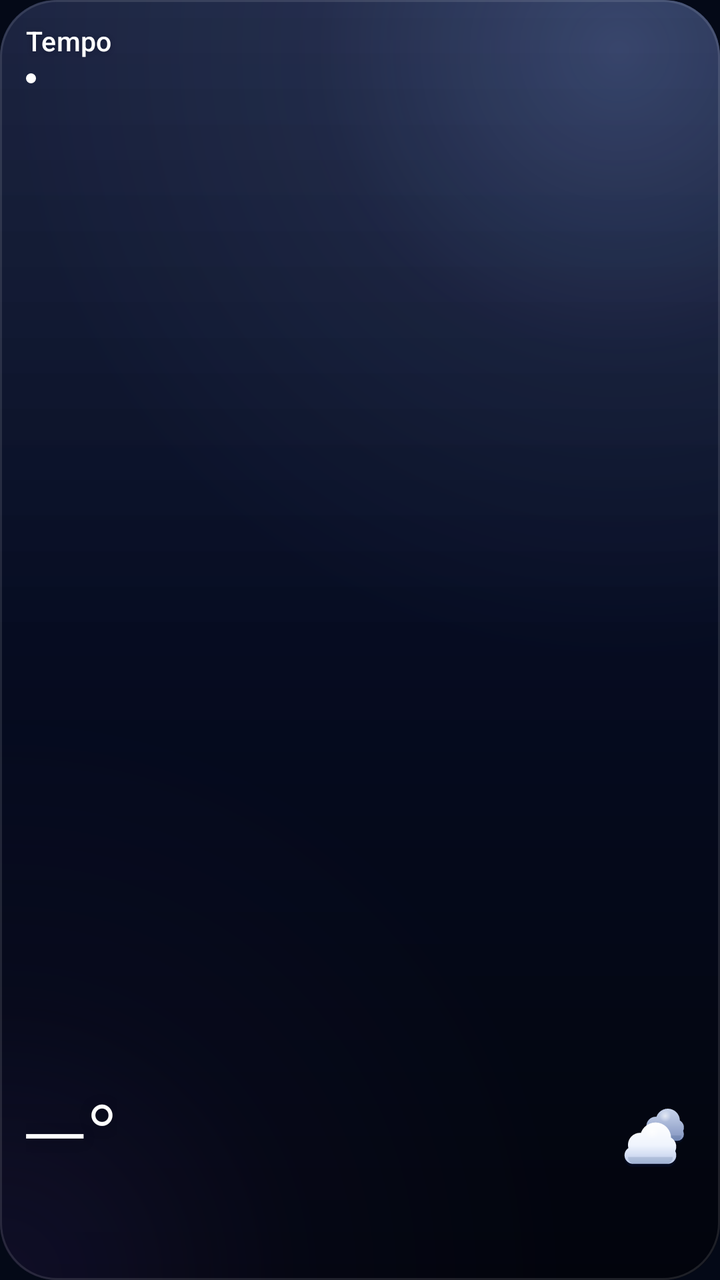
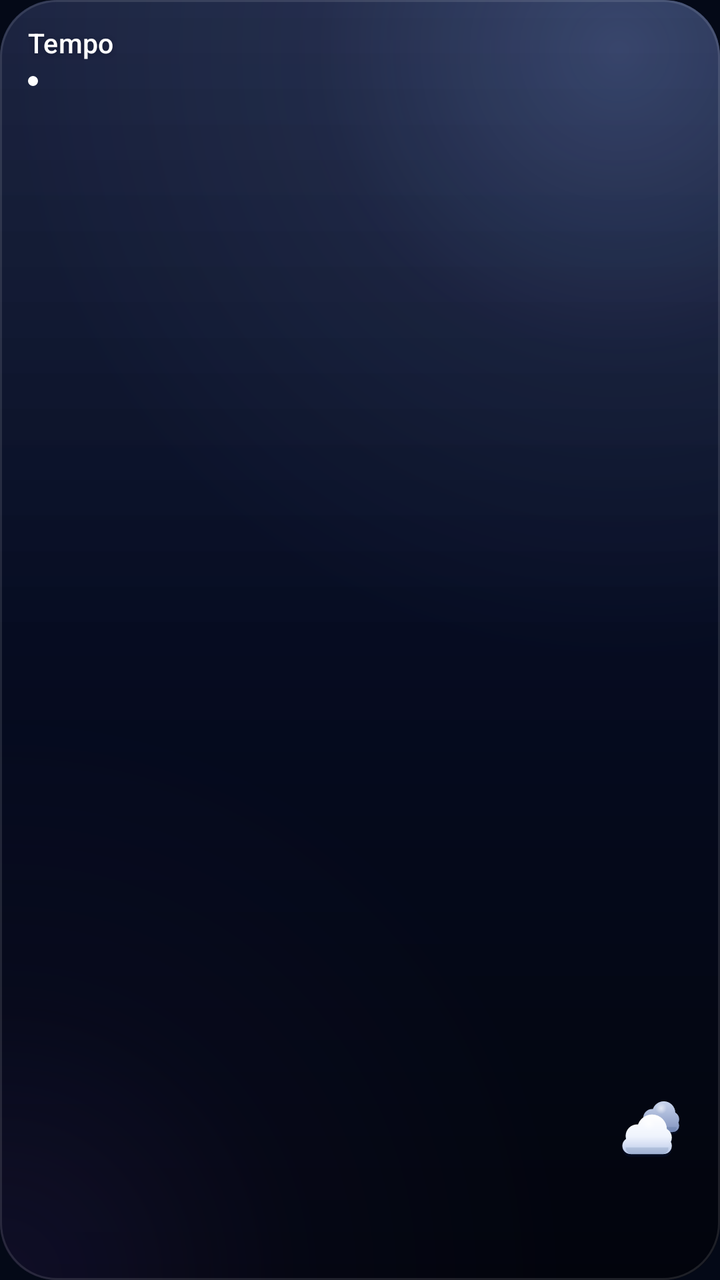

An Android layout rendered at two revisions. The XML below is the earlier revision; the diff shows what the commit changed to produce the second picture.
<!-- AndroidManifest.xml: application theme Theme.Tempo -->
<!-- res/layout/widget_compact.xml -->
<?xml version="1.0" encoding="utf-8"?>
<FrameLayout xmlns:android="http://schemas.android.com/apk/res/android"
    android:id="@android:id/background"
    android:layout_width="match_parent"
    android:layout_height="match_parent"
    android:animateLayoutChanges="true"
    android:clipToOutline="true"
    android:background="@drawable/bg_night">

    
    <ImageView android:id="@+id/bg_a" android:layout_width="match_parent" android:layout_height="match_parent"
        android:scaleType="fitXY" android:importantForAccessibility="no" android:src="@drawable/bg_night" />
    <ImageView android:id="@+id/bg_b" android:layout_width="match_parent" android:layout_height="match_parent"
        android:scaleType="fitXY" android:importantForAccessibility="no" android:visibility="invisible" />

    
    <ProgressBar android:id="@+id/amb_rain" style="@style/WAmbient" android:layout_width="match_parent"
        android:layout_height="match_parent" android:indeterminateDrawable="@drawable/amb_rain" />
    <ProgressBar android:id="@+id/amb_storm" style="@style/WAmbient" android:layout_width="match_parent"
        android:layout_height="match_parent" android:indeterminateDrawable="@drawable/amb_storm" />
    <ProgressBar android:id="@+id/amb_stars" style="@style/WAmbient" android:layout_width="match_parent"
        android:layout_height="match_parent" android:indeterminateDrawable="@drawable/amb_stars" />
    <ProgressBar android:id="@+id/amb_mist" style="@style/WAmbient" android:layout_width="match_parent"
        android:layout_height="match_parent" android:indeterminateDrawable="@drawable/amb_mist" />

    <LinearLayout android:layout_width="match_parent" android:layout_height="match_parent"
        android:orientation="vertical" android:padding="13dp">
        <TextView android:id="@+id/city" style="@style/WText.City" android:layout_width="match_parent"
            android:layout_height="wrap_content" android:textSize="13.5sp" android:text="@string/app_name" />
        <LinearLayout android:layout_width="match_parent" android:layout_height="wrap_content"
            android:layout_marginTop="4dp" android:gravity="center_vertical" android:orientation="horizontal">
            <ImageView android:id="@+id/status_dot" android:layout_width="5dp" android:layout_height="5dp"
                android:layout_marginEnd="5dp" android:src="@drawable/status_dot" android:importantForAccessibility="no" />
            <TextView android:id="@+id/updated" style="@style/WText.Caption" android:layout_width="0dp"
                android:layout_height="wrap_content" android:layout_weight="1" />
        </LinearLayout>
        <FrameLayout android:layout_width="match_parent" android:layout_height="0dp" android:layout_weight="1" />
        <LinearLayout android:layout_width="match_parent" android:layout_height="wrap_content"
            android:gravity="center_vertical" android:orientation="horizontal">
            <FrameLayout android:id="@+id/temp_box" android:layout_width="wrap_content" android:layout_height="wrap_content"
                android:animateLayoutChanges="true" android:layout_marginStart="-2dp">
                <TextView android:id="@+id/temp_a" style="@style/WText.Temp" android:layout_width="wrap_content"
                    android:layout_height="wrap_content" android:textSize="44sp" android:text="—°" />
                <TextView android:id="@+id/temp_b" style="@style/WText.Temp" android:layout_width="wrap_content"
                    android:layout_height="wrap_content" android:textSize="44sp" android:visibility="invisible" />
            </FrameLayout>
            <FrameLayout android:layout_width="0dp" android:layout_height="50dp" android:layout_weight="1" />
            <FrameLayout android:id="@+id/icon_box" android:layout_width="58dp" android:layout_height="58dp" android:layout_marginEnd="-8dp" android:layout_marginTop="-4dp" android:layout_marginBottom="-4dp"
                android:animateLayoutChanges="true">
                <ProgressBar android:id="@+id/amb_glow_sun" style="@style/WAmbient" android:layout_width="match_parent"
                    android:layout_height="match_parent" android:indeterminateDrawable="@drawable/amb_glow_sun" />
                <ProgressBar android:id="@+id/amb_glow_sunset" style="@style/WAmbient" android:layout_width="match_parent"
                    android:layout_height="match_parent" android:indeterminateDrawable="@drawable/amb_glow_sunset" />
                <ProgressBar android:id="@+id/amb_glow_moon" style="@style/WAmbient" android:layout_width="match_parent"
                    android:layout_height="match_parent" android:indeterminateDrawable="@drawable/amb_glow_moon" />
                <ImageView android:id="@+id/icon_a" android:layout_width="46dp" android:layout_height="46dp"
                    android:layout_gravity="center" android:contentDescription="@string/cd_condition_icon"
                    android:src="@drawable/wx_cloudy" />
                <ImageView android:id="@+id/icon_b" android:layout_width="46dp" android:layout_height="46dp"
                    android:layout_gravity="center" android:contentDescription="@string/cd_condition_icon"
                    android:visibility="invisible" />
            </FrameLayout>
        </LinearLayout>
        <TextView android:id="@+id/condition" style="@style/WText.Condition" android:layout_width="match_parent"
            android:layout_height="wrap_content" android:layout_marginTop="1dp" android:textSize="12.5sp" />
        <TextView android:id="@+id/hilo" style="@style/WText.Detail" android:layout_width="match_parent"
            android:layout_height="wrap_content" android:layout_marginTop="3dp" android:textSize="11.5sp" />
        <ProgressBar android:id="@+id/loading" style="@style/WAmbient" android:layout_width="0dp" android:layout_height="0dp"
            android:indeterminateDrawable="@drawable/avd_loader" />
    </LinearLayout>
</FrameLayout>
<!-- resources referenced by this layout -->
<resources>
  <!-- drawable amb_glow_moon: vector/xml drawable (drawable, 2376 chars, omitted) -->
  <!-- drawable amb_glow_sun: vector/xml drawable (drawable, 2376 chars, omitted) -->
  <!-- drawable amb_glow_sunset: vector/xml drawable (drawable, 2376 chars, omitted) -->
  <!-- drawable amb_mist: vector/xml drawable (drawable, 3528 chars, omitted) -->
  <!-- drawable amb_rain: vector/xml drawable (drawable, 22093 chars, omitted) -->
  <!-- drawable amb_stars: vector/xml drawable (drawable, 11865 chars, omitted) -->
  <!-- drawable amb_storm: vector/xml drawable (drawable, 15744 chars, omitted) -->
  <!-- drawable avd_loader (drawable) -->
  <?xml version="1.0" encoding="utf-8"?>
  <animated-vector xmlns:android="http://schemas.android.com/apk/res/android"
      xmlns:aapt="http://schemas.android.com/aapt">
      <aapt:attr name="android:drawable">
          <vector android:width="48dp" android:height="48dp"
              android:viewportWidth="48" android:viewportHeight="48">
              <group android:name="rot" android:pivotX="24" android:pivotY="24">
                  <path android:pathData="M7,24 A17,17 0 1 1 41,24 A17,17 0 1 1 7,24 Z" android:strokeColor="#26FFFFFF" android:strokeWidth="2.6" />
                  <path android:name="arc" android:pathData="M24,7 A17,17 0 1 1 23.99,7" android:strokeColor="#FFFFFFFF" android:strokeWidth="2.6"
                      android:strokeLineCap="round" android:trimPathStart="0" android:trimPathEnd="0.3" />
              </group>
          </vector>
      </aapt:attr>
      <target android:name="rot">
          <aapt:attr name="android:animation">
              <objectAnimator android:propertyName="rotation" android:valueFrom="0" android:valueTo="360" android:valueType="floatType" android:duration="1100" android:startOffset="0" android:repeatCount="infinite" android:interpolator="@android:interpolator/linear" />
          </aapt:attr>
      </target>
  </animated-vector>
  <!-- drawable status_dot (drawable) -->
  <?xml version="1.0" encoding="utf-8"?>
  <shape xmlns:android="http://schemas.android.com/apk/res/android" android:shape="oval">
      <size android:width="6dp" android:height="6dp" />
      <solid android:color="#FFFFFFFF" />
  </shape>
  <string name="app_name">Tempo</string>
  <string name="cd_condition_icon">Ícone da condição do tempo</string>
  <style name="WAmbient" parent="android:Widget.ProgressBar">
          <item name="android:indeterminate">true</item>
          <item name="android:indeterminateOnly">false</item>
          <item name="android:minWidth">0dp</item>
          <item name="android:minHeight">0dp</item>
          <item name="android:maxWidth">2000dp</item>
          <item name="android:maxHeight">2000dp</item>
          <item name="android:visibility">gone</item>
          <item name="android:importantForAccessibility">no</item>
      </style>
  <style name="WText.Caption">
          <item name="android:textSize">10.5sp</item>
          <item name="android:textColor">@color/ink_quaternary</item>
          <item name="android:letterSpacing">0.03</item>
          <item name="android:fontFeatureSettings">tnum</item>
      </style>
  <style name="WText.City">
          <item name="android:fontFamily">sans-serif-medium</item>
          <item name="android:textSize">15sp</item>
          <item name="android:letterSpacing">0.005</item>
      </style>
  <style name="WText.Condition">
          <item name="android:fontFamily">sans-serif-medium</item>
          <item name="android:textSize">14sp</item>
          <item name="android:textColor">@color/ink_secondary</item>
      </style>
  <style name="WText.Detail">
          <item name="android:textSize">12sp</item>
          <item name="android:textColor">@color/ink_tertiary</item>
          <item name="android:fontFeatureSettings">tnum</item>
      </style>
  <dimen name="widget_radius">26dp</dimen>
  <color name="ink_quaternary">#66B4C3E6</color>
  <color name="ink_secondary">#E0E8F5FF</color>
  <color name="ink_tertiary">#99C9D6F2</color>
  <color name="navy_950">#FF040917</color>
  <!-- unchanged entries left out for length: 4 -->
</resources>

<!-- the commit's change to res/layout/widget_compact.xml (unified diff, before → after) -->
@@ -12,21 +12,21 @@
         android:scaleType="fitXY" android:importantForAccessibility="no" android:src="@drawable/bg_night" />
     <ImageView android:id="@+id/bg_b" android:layout_width="match_parent" android:layout_height="match_parent"
         android:scaleType="fitXY" android:importantForAccessibility="no" android:visibility="invisible" />
-
     
-    <ProgressBar android:id="@+id/amb_rain" style="@style/WAmbient" android:layout_width="match_parent"
-        android:layout_height="match_parent" android:indeterminateDrawable="@drawable/amb_rain" />
-    <ProgressBar android:id="@+id/amb_storm" style="@style/WAmbient" android:layout_width="match_parent"
-        android:layout_height="match_parent" android:indeterminateDrawable="@drawable/amb_storm" />
-    <ProgressBar android:id="@+id/amb_stars" style="@style/WAmbient" android:layout_width="match_parent"
-        android:layout_height="match_parent" android:indeterminateDrawable="@drawable/amb_stars" />
-    <ProgressBar android:id="@+id/amb_mist" style="@style/WAmbient" android:layout_width="match_parent"
-        android:layout_height="match_parent" android:indeterminateDrawable="@drawable/amb_mist" />
+    <ImageView android:id="@+id/deco" android:layout_width="match_parent" android:layout_height="match_parent"
+        android:scaleType="fitXY" android:importantForAccessibility="no" />
 
     <LinearLayout android:layout_width="match_parent" android:layout_height="match_parent"
-        android:orientation="vertical" android:padding="13dp">
-        <TextView android:id="@+id/city" style="@style/WText.City" android:layout_width="match_parent"
-            android:layout_height="wrap_content" android:textSize="13.5sp" android:text="@string/app_name" />
+        android:orientation="vertical" android:padding="14dp">
+        <LinearLayout android:layout_width="match_parent" android:layout_height="wrap_content"
+            android:gravity="center_vertical" android:orientation="horizontal">
+            <TextView android:id="@+id/city" style="@style/WText.City" android:layout_width="0dp"
+                android:layout_height="wrap_content" android:layout_weight="1" android:textSize="13.5sp"
+                android:text="@string/app_name" />
+            <ImageView android:id="@+id/alert_icon" android:layout_width="13dp" android:layout_height="13dp"
+                android:layout_marginStart="4dp" android:src="@drawable/gl_alert" android:visibility="gone"
+                android:contentDescription="@string/cd_alert" />
+        </LinearLayout>
         <LinearLayout android:layout_width="match_parent" android:layout_height="wrap_content"
             android:layout_marginTop="4dp" android:gravity="center_vertical" android:orientation="horizontal">
             <ImageView android:id="@+id/status_dot" android:layout_width="5dp" android:layout_height="5dp"
@@ -36,36 +36,26 @@
         </LinearLayout>
         <FrameLayout android:layout_width="match_parent" android:layout_height="0dp" android:layout_weight="1" />
         <LinearLayout android:layout_width="match_parent" android:layout_height="wrap_content"
-            android:gravity="center_vertical" android:orientation="horizontal">
+            android:gravity="bottom" android:orientation="horizontal">
             <FrameLayout android:id="@+id/temp_box" android:layout_width="wrap_content" android:layout_height="wrap_content"
                 android:animateLayoutChanges="true" android:layout_marginStart="-2dp">
                 <TextView android:id="@+id/temp_a" style="@style/WText.Temp" android:layout_width="wrap_content"
-                    android:layout_height="wrap_content" android:textSize="44sp" android:text="—°" />
+                    android:layout_height="wrap_content" android:textSize="46sp" />
                 <TextView android:id="@+id/temp_b" style="@style/WText.Temp" android:layout_width="wrap_content"
-                    android:layout_height="wrap_content" android:textSize="44sp" android:visibility="invisible" />
+                    android:layout_height="wrap_content" android:textSize="46sp" android:visibility="invisible" />
             </FrameLayout>
-            <FrameLayout android:layout_width="0dp" android:layout_height="50dp" android:layout_weight="1" />
-            <FrameLayout android:id="@+id/icon_box" android:layout_width="58dp" android:layout_height="58dp" android:layout_marginEnd="-8dp" android:layout_marginTop="-4dp" android:layout_marginBottom="-4dp"
-                android:animateLayoutChanges="true">
-                <ProgressBar android:id="@+id/amb_glow_sun" style="@style/WAmbient" android:layout_width="match_parent"
-                    android:layout_height="match_parent" android:indeterminateDrawable="@drawable/amb_glow_sun" />
-                <ProgressBar android:id="@+id/amb_glow_sunset" style="@style/WAmbient" android:layout_width="match_parent"
-                    android:layout_height="match_parent" android:indeterminateDrawable="@drawable/amb_glow_sunset" />
-                <ProgressBar android:id="@+id/amb_glow_moon" style="@style/WAmbient" android:layout_width="match_parent"
-                    android:layout_height="match_parent" android:indeterminateDrawable="@drawable/amb_glow_moon" />
-                <ImageView android:id="@+id/icon_a" android:layout_width="46dp" android:layout_height="46dp"
-                    android:layout_gravity="center" android:contentDescription="@string/cd_condition_icon"
-                    android:src="@drawable/wx_cloudy" />
-                <ImageView android:id="@+id/icon_b" android:layout_width="46dp" android:layout_height="46dp"
-                    android:layout_gravity="center" android:contentDescription="@string/cd_condition_icon"
-                    android:visibility="invisible" />
+            <FrameLayout android:layout_width="0dp" android:layout_height="1dp" android:layout_weight="1" />
+            <FrameLayout android:id="@+id/icon_box" android:layout_width="44dp" android:layout_height="44dp"
+                android:animateLayoutChanges="true" android:layout_marginBottom="6dp">
+                <ImageView android:id="@+id/icon_a" android:layout_width="match_parent" android:layout_height="match_parent"
+                    android:contentDescription="@string/cd_condition_icon" android:src="@drawable/wx_cloudy" />
+                <ImageView android:id="@+id/icon_b" android:layout_width="match_parent" android:layout_height="match_parent"
+                    android:contentDescription="@string/cd_condition_icon" android:visibility="invisible" />
             </FrameLayout>
         </LinearLayout>
         <TextView android:id="@+id/condition" style="@style/WText.Condition" android:layout_width="match_parent"
-            android:layout_height="wrap_content" android:layout_marginTop="1dp" android:textSize="12.5sp" />
-        <TextView android:id="@+id/hilo" style="@style/WText.Detail" android:layout_width="match_parent"
+            android:layout_height="wrap_content" android:layout_marginTop="2dp" android:textSize="12.5sp" />
+        <TextView android:id="@+id/hilo" style="@style/WText.HiLo" android:layout_width="match_parent"
             android:layout_height="wrap_content" android:layout_marginTop="3dp" android:textSize="11.5sp" />
-        <ProgressBar android:id="@+id/loading" style="@style/WAmbient" android:layout_width="0dp" android:layout_height="0dp"
-            android:indeterminateDrawable="@drawable/avd_loader" />
     </LinearLayout>
 </FrameLayout>
<!-- resource entries referenced after the edit -->
@@ -1,32 +1,13 @@
 <!-- resources referenced by this layout -->
 <resources>
-  <!-- drawable amb_glow_moon: vector/xml drawable (drawable, 2376 chars, omitted) -->
-  <!-- drawable amb_glow_sun: vector/xml drawable (drawable, 2376 chars, omitted) -->
-  <!-- drawable amb_glow_sunset: vector/xml drawable (drawable, 2376 chars, omitted) -->
-  <!-- drawable amb_mist: vector/xml drawable (drawable, 3528 chars, omitted) -->
-  <!-- drawable amb_rain: vector/xml drawable (drawable, 22093 chars, omitted) -->
-  <!-- drawable amb_stars: vector/xml drawable (drawable, 11865 chars, omitted) -->
-  <!-- drawable amb_storm: vector/xml drawable (drawable, 15744 chars, omitted) -->
-  <!-- drawable avd_loader (drawable) -->
+  <!-- drawable gl_alert (drawable) -->
   <?xml version="1.0" encoding="utf-8"?>
-  <animated-vector xmlns:android="http://schemas.android.com/apk/res/android"
-      xmlns:aapt="http://schemas.android.com/aapt">
-      <aapt:attr name="android:drawable">
-          <vector android:width="48dp" android:height="48dp"
-              android:viewportWidth="48" android:viewportHeight="48">
-              <group android:name="rot" android:pivotX="24" android:pivotY="24">
-                  <path android:pathData="M7,24 A17,17 0 1 1 41,24 A17,17 0 1 1 7,24 Z" android:strokeColor="#26FFFFFF" android:strokeWidth="2.6" />
-                  <path android:name="arc" android:pathData="M24,7 A17,17 0 1 1 23.99,7" android:strokeColor="#FFFFFFFF" android:strokeWidth="2.6"
-                      android:strokeLineCap="round" android:trimPathStart="0" android:trimPathEnd="0.3" />
-              </group>
-          </vector>
-      </aapt:attr>
-      <target android:name="rot">
-          <aapt:attr name="android:animation">
-              <objectAnimator android:propertyName="rotation" android:valueFrom="0" android:valueTo="360" android:valueType="floatType" android:duration="1100" android:startOffset="0" android:repeatCount="infinite" android:interpolator="@android:interpolator/linear" />
-          </aapt:attr>
-      </target>
-  </animated-vector>
+  <vector xmlns:android="http://schemas.android.com/apk/res/android"
+      android:width="24dp" android:height="24dp" android:viewportWidth="24" android:viewportHeight="24">
+      <path android:pathData="M10.3,3.9 L2.4,18 A2,2 0 0 0 4.1,21 H19.9 A2,2 0 0 0 21.6,18 L13.7,3.9 A2,2 0 0 0 10.3,3.9 Z" android:fillColor="#FFFFFFFF" />
+      <path android:pathData="M12,9 V13.6" android:strokeColor="#FF0B1433" android:strokeWidth="2.2" android:strokeLineCap="round" />
+      <path android:pathData="M12,17.2 L12,17.25" android:strokeColor="#FF0B1433" android:strokeWidth="2.6" android:strokeLineCap="round" />
+  </vector>
   <!-- drawable status_dot (drawable) -->
   <?xml version="1.0" encoding="utf-8"?>
   <shape xmlns:android="http://schemas.android.com/apk/res/android" android:shape="oval">
@@ -34,19 +15,10 @@
       <solid android:color="#FFFFFFFF" />
   </shape>
   <string name="app_name">Tempo</string>
+  <string name="cd_alert">Alerta meteorológico do INMET ativo</string>
   <string name="cd_condition_icon">Ícone da condição do tempo</string>
-  <style name="WAmbient" parent="android:Widget.ProgressBar">
-          <item name="android:indeterminate">true</item>
-          <item name="android:indeterminateOnly">false</item>
-          <item name="android:minWidth">0dp</item>
-          <item name="android:minHeight">0dp</item>
-          <item name="android:maxWidth">2000dp</item>
-          <item name="android:maxHeight">2000dp</item>
-          <item name="android:visibility">gone</item>
-          <item name="android:importantForAccessibility">no</item>
-      </style>
   <style name="WText.Caption">
-          <item name="android:textSize">10.5sp</item>
+          <item name="android:textSize">11sp</item>
           <item name="android:textColor">@color/ink_quaternary</item>
           <item name="android:letterSpacing">0.03</item>
           <item name="android:fontFeatureSettings">tnum</item>
@@ -61,15 +33,15 @@
           <item name="android:textSize">14sp</item>
           <item name="android:textColor">@color/ink_secondary</item>
       </style>
-  <style name="WText.Detail">
-          <item name="android:textSize">12sp</item>
-          <item name="android:textColor">@color/ink_tertiary</item>
+  <style name="WText.HiLo">
+          <item name="android:fontFamily">sans-serif-medium</item>
+          <item name="android:textSize">12.5sp</item>
+          <item name="android:textColor">@color/ink_secondary</item>
           <item name="android:fontFeatureSettings">tnum</item>
       </style>
   <dimen name="widget_radius">26dp</dimen>
   <color name="ink_quaternary">#66B4C3E6</color>
   <color name="ink_secondary">#E0E8F5FF</color>
-  <color name="ink_tertiary">#99C9D6F2</color>
   <color name="navy_950">#FF040917</color>
   <!-- unchanged entries left out for length: 4 -->
 </resources>
